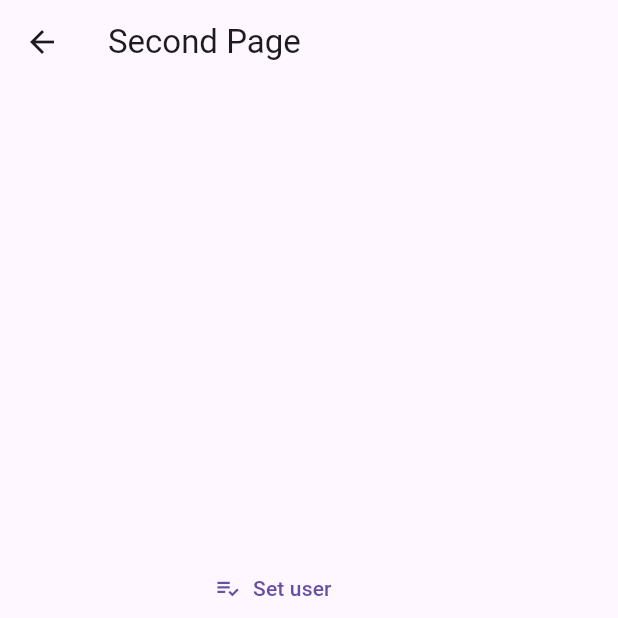
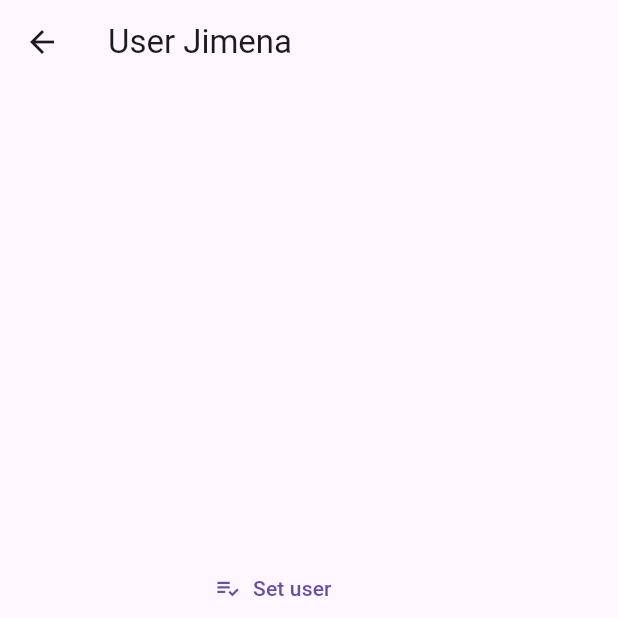
Before and after one commit to JimenaLeyva07/state_management_app, a Flutter app: the PageTwo screen opened by its route, after a tap on "Set user", on a phone screen of 412 x 824 dp, the top half of it. Run offline on Flutter 3.47's test engine with Material 2 defaults, Android fonts, the phone set to English and light mode, and no system bars.

Commit message:
singleton done

```diff
--- a/lib/models/user_model.dart
+++ b/lib/models/user_model.dart
@@ -1,12 +1,15 @@
 class UserModel {
   const UserModel({
     required this.name,
-    required this.age,
-    required this.professions,
+    this.age,
+    this.professions = const [],
   });
 
+  factory UserModel.empty() =>
+      const UserModel(name: '', age: 0, professions: []);
+
   final String name;
-  final int age;
+  final int? age;
   //no se debe guardar la edad. Se debe guardar la fecha de nac
   //y calcular la edad
   final List<String> professions;
--- a/lib/pages/page_one.dart
+++ b/lib/pages/page_one.dart
@@ -1,4 +1,7 @@
 import 'package:flutter/material.dart';
+import 'package:state_management_app/models/user_model.dart';
+
+import '../services/user_service.dart';
 
 class PageOne extends StatelessWidget {
   const PageOne({super.key});
@@ -9,7 +12,19 @@ class PageOne extends StatelessWidget {
       appBar: AppBar(
         title: const Text('First Page'),
       ),
-      body: const UserInformation(),
+      body: SizedBox(
+        width: double.maxFinite,
+        child: StreamBuilder(
+          stream: userService.userStream,
+          builder: (BuildContext context, AsyncSnapshot<UserModel> snapshot) {
+            return snapshot.hasData
+                ? UserInformation(user: snapshot.data!)
+                : const Center(
+                    child: Text('No user information'),
+                  );
+          },
+        ),
+      ),
       floatingActionButton: FloatingActionButton(
         onPressed: () => Navigator.pushNamed(context, 'pageTwo'),
         child: const Icon(Icons.star_border_purple500_rounded),
@@ -20,43 +35,46 @@ class PageOne extends StatelessWidget {
 
 class UserInformation extends StatelessWidget {
   const UserInformation({
+    required this.user,
     super.key,
   });
+
+  final UserModel user;
 
   @override
   Widget build(BuildContext context) {
     return Container(
       padding: const EdgeInsets.symmetric(horizontal: 20.0),
-      child: const Column(
+      child: Column(
         crossAxisAlignment: CrossAxisAlignment.start,
         children: [
-          Text(
+          const Text(
             'General',
             style: TextStyle(
               fontSize: 18,
               fontWeight: FontWeight.bold,
             ),
           ),
-          Divider(),
+          const Divider(),
           ListTile(
-            title: Text('Name: '),
+            title: Text('Name: ${user.name}'),
           ),
           ListTile(
-            title: Text('Age: '),
+            title: Text('Age: ${user.age ?? '(not registered)'}'),
           ),
-          Text(
+          const Text(
             'Professions',
             style: TextStyle(
               fontSize: 18,
               fontWeight: FontWeight.bold,
             ),
           ),
-          Divider(),
-          ListTile(
-            title: Text('Profession: '),
+          const Divider(),
+          const ListTile(
+            title: Text('Profession 1 '),
           ),
-          ListTile(
-            title: Text('Profession: '),
+          const ListTile(
+            title: Text('Profession 2 '),
           ),
         ],
       ),
--- a/lib/pages/page_two.dart
+++ b/lib/pages/page_two.dart
@@ -1,4 +1,7 @@
 import 'package:flutter/material.dart';
+import 'package:state_management_app/models/user_model.dart';
+
+import '../services/user_service.dart';
 
 class PageTwo extends StatelessWidget {
   const PageTwo({super.key});
@@ -7,7 +10,14 @@ class PageTwo extends StatelessWidget {
   Widget build(BuildContext context) {
     return Scaffold(
       appBar: AppBar(
-        title: const Text('Second Page'),
+        title: StreamBuilder<UserModel>(
+          stream: userService.userStream,
+          builder: (BuildContext context, AsyncSnapshot<UserModel> snapshot) {
+            return snapshot.hasData
+                ? Text('User ${snapshot.data!.name}')
+                : const Text('Second Page');
+          },
+        ),
       ),
       body: Center(
         child: Column(
@@ -15,14 +25,19 @@ class PageTwo extends StatelessWidget {
           crossAxisAlignment: CrossAxisAlignment.start,
           children: [
             TextButton.icon(
-              onPressed: () {},
+              onPressed: () {
+                const newUser = UserModel(name: 'Jimena');
+                userService.loadUser(newUser);
+              },
               icon: const Icon(
                 Icons.playlist_add_check_sharp,
               ),
               label: const Text('Set user'),
             ),
             TextButton.icon(
-              onPressed: () {},
+              onPressed: () {
+                userService.setAge(25);
+              },
               icon: const Icon(Icons.edit_sharp),
               label: const Text('Modify age'),
             ),
--- /dev/null
+++ b/lib/services/user_service.dart
@@ -0,0 +1,30 @@
+import 'dart:async';
+
+import 'package:state_management_app/models/user_model.dart';
+
+class _UserService {
+  UserModel _userModel = UserModel.empty();
+
+  final StreamController<UserModel> _userStreamController =
+      StreamController<UserModel>.broadcast();
+
+  UserModel get user => _userModel;
+  bool get hasUser => _userModel.name != '' ? true : false;
+  Stream<UserModel> get userStream => _userStreamController.stream;
+
+  void loadUser(UserModel user) {
+    _userModel = user;
+    _userStreamController.add(_userModel);
+  }
+
+  void setAge(int age) {
+    _userModel = _userModel.copyWith(age: age);
+    _userStreamController.add(_userModel);
+  }
+
+  void dispose() {
+    _userStreamController.close();
+  }
+}
+
+final userService = _UserService();
```
